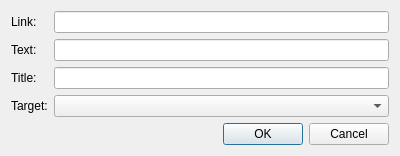
0xd34df00d/leechcraft, file src/plugins/lhtr/hyperlinkdialog.ui: the form before one commit.
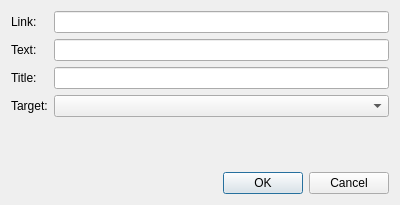
The form after the commit.

Commit message: [LHTR] Slight UI improvements

```diff
--- a/src/plugins/lhtr/hyperlinkdialog.ui
+++ b/src/plugins/lhtr/hyperlinkdialog.ui
@@ -7,7 +7,7 @@
     <x>0</x>
     <y>0</y>
     <width>400</width>
-    <height>148</height>
+    <height>205</height>
    </rect>
   </property>
   <property name="windowTitle">
```
Left out of the diff: 18 changed lines with no effect on the pictures. The commit also changes 2 other files.
